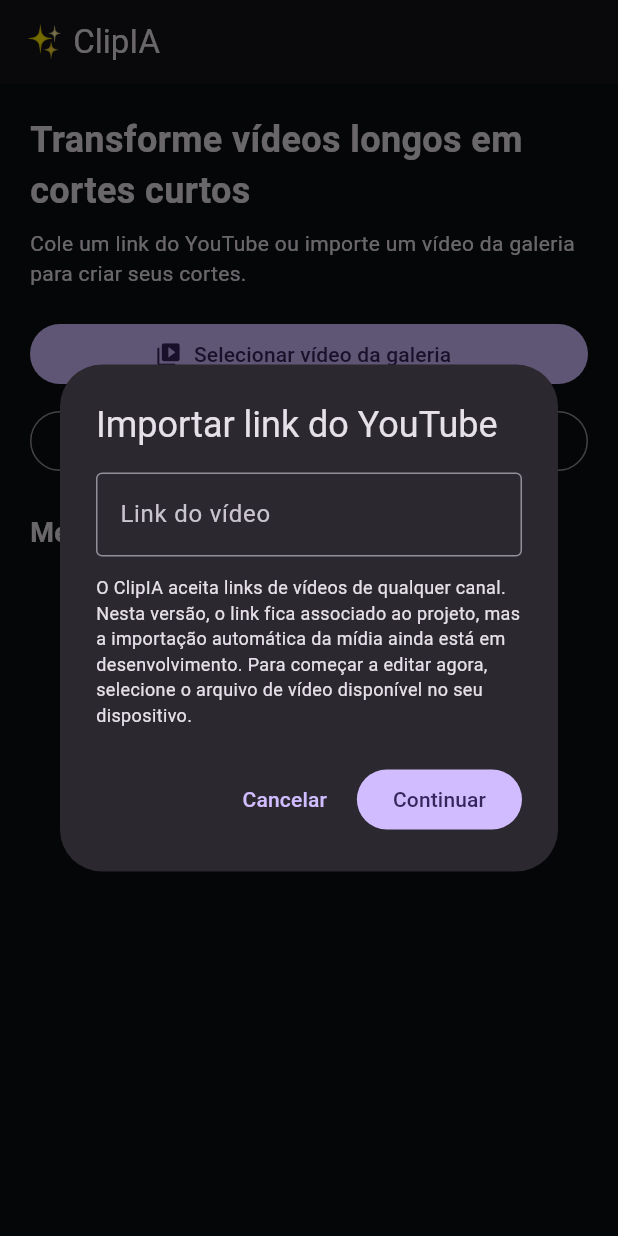
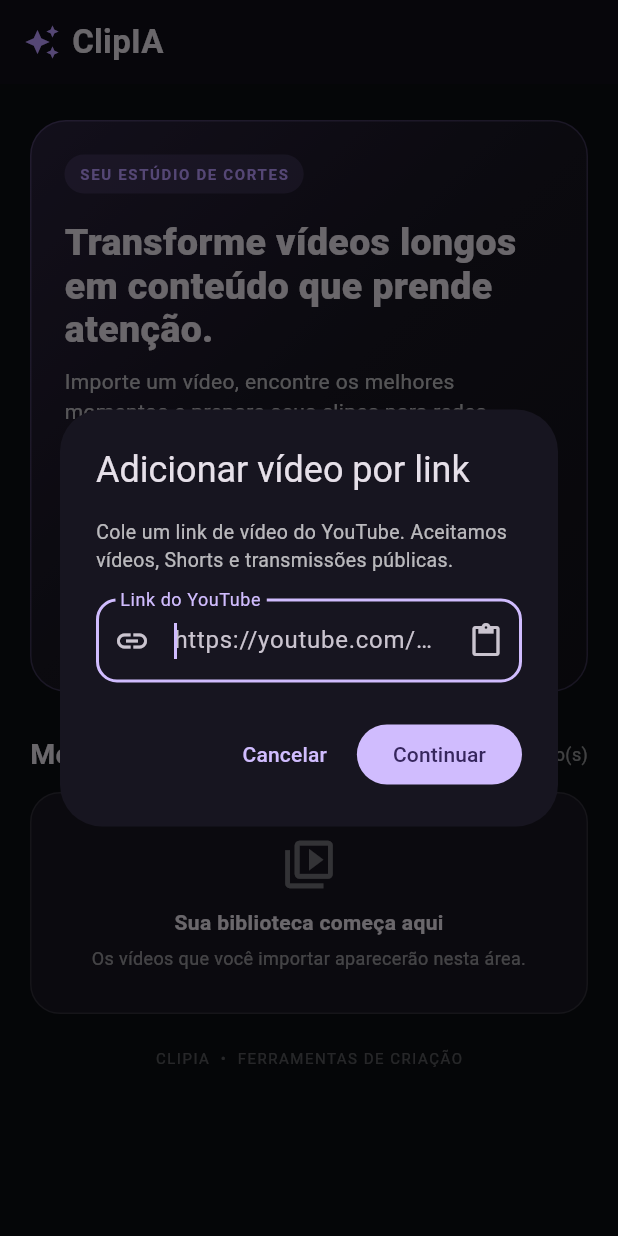
Before and after one commit to marcus250488-png/ClipIA, a Flutter app: the screen it shows after launch, after a tap on "Colar link do YouTube", on a phone screen of 412 x 824 dp. Run offline on Flutter 3.47's test engine with Material 3 defaults, Android fonts, the phone set to English and light mode, and no system bars; our stand-ins replace file_picker, video_player; missing offline and left inert: ffmpeg_kit_flutter_new_full.

Commit message:
Redesign ClipIA home screen

```diff
--- a/lib/screens/home_screen.dart
+++ b/lib/screens/home_screen.dart
@@ -2,11 +2,14 @@ import 'dart:io';
 import 'package:file_picker/file_picker.dart';
 import 'package:flutter/material.dart';
 import 'package:flutter/services.dart';
-import '../utils/youtube_url_validator.dart';
 import 'package:uuid/uuid.dart';
 import '../models/video_project.dart';
 import '../services/project_store.dart';
+import '../utils/youtube_url_validator.dart';
 import 'project_screen.dart';
+
+const _accent = Color(0xFFB99AFF);
+const _panel = Color(0xFF171520);
 
 class HomeScreen extends StatefulWidget {
   const HomeScreen({super.key});
@@ -16,44 +19,77 @@ class HomeScreen extends StatefulWidget {
 
 class _HomeScreenState extends State<HomeScreen> {
   final _store = ProjectStore();
-  final _linkController = TextEditingController();
   bool _busy = false;
 
   Future<void> _showLinkImport() async {
-    _linkController.clear();
+    final controller = TextEditingController();
+    String? error;
     final link = await showDialog<String>(
       context: context,
-      builder: (dialogContext) => AlertDialog(
-        title: const Text('Importar link do YouTube'),
+      builder: (dialogContext) => StatefulBuilder(
+        builder: (context, setDialogState) => AlertDialog(
+          backgroundColor: _panel,
+          title: const Text('Adicionar vídeo por link'),
           content: Column(mainAxisSize: MainAxisSize.min, children: [
+            const Text('Cole um link de vídeo do YouTube. Aceitamos vídeos, Shorts e transmissões públicas.',
+              style: TextStyle(color: Colors.white70, fontSize: 13)),
+            const SizedBox(height: 16),
             TextField(
-            controller: _linkController,
-            keyboardType: TextInputType.url,
-            decoration: const InputDecoration(
-              hintText: 'https://www.youtube.com/watch?v=...',
-              labelText: 'Link do vídeo',
-              border: OutlineInputBorder(),
+              controller: controller, autofocus: true, keyboardType: TextInputType.url, autocorrect: false,
+              decoration: InputDecoration(
+                hintText: 'https://youtube.com/watch?v=...', labelText: 'Link do YouTube', errorText: error,
+                prefixIcon: const Icon(Icons.link),
+                suffixIcon: IconButton(
+                  tooltip: 'Colar da área de transferência', icon: const Icon(Icons.content_paste),
+                  onPressed: () async {
+                    final data = await Clipboard.getData(Clipboard.kTextPlain);
+                    if (data?.text != null) {
+                      controller.text = data!.text!.trim();
+                      setDialogState(() => error = null);
+                    }
+                  },
                 ),
+                border: OutlineInputBorder(borderRadius: BorderRadius.circular(14)),
               ),
-          const SizedBox(height: 12),
-          const Text(
-            'O ClipIA aceita links de vídeos de qualquer canal. Nesta versão, o link fica associado ao projeto, mas a importação automática da mídia ainda está em desenvolvimento. Para começar a editar agora, selecione o arquivo de vídeo disponível no seu dispositivo.',
-            style: TextStyle(fontSize: 12),
+              onChanged: (_) => setDialogState(() => error = null),
             ),
           ]),
           actions: [
             TextButton(onPressed: () => Navigator.pop(dialogContext), child: const Text('Cancelar')),
-          FilledButton(onPressed: () => Navigator.pop(dialogContext, _linkController.text.trim()), child: const Text('Continuar')),
+            FilledButton(
+              onPressed: () {
+                final normalized = YouTubeUrlValidator.normalize(controller.text);
+                if (normalized == null) {
+                  setDialogState(() => error = 'Link não reconhecido. Confira se é um link de vídeo do YouTube.');
+                  return;
+                }
+                Navigator.pop(dialogContext, normalized);
+              },
+              child: const Text('Continuar'),
+            ),
+          ],
+        ),
+      ),
+    );
+    controller.dispose();
+    if (!mounted || link == null) return;
+    await _showImportNotice(link);
+  }
+
+  Future<void> _showImportNotice(String link) async {
+    final continueImport = await showDialog<bool>(
+      context: context,
+      builder: (context) => AlertDialog(
+        backgroundColor: _panel,
+        title: const Text('Link reconhecido'),
+        content: const Text('O endereço foi validado. Nesta versão, a importação automática do vídeo pela URL ainda não está conectada. Você pode selecionar o arquivo de vídeo correspondente no aparelho para continuar editando.'),
+        actions: [
+          TextButton(onPressed: () => Navigator.pop(context, false), child: const Text('Agora não')),
+          FilledButton(onPressed: () => Navigator.pop(context, true), child: const Text('Selecionar arquivo')),
         ],
       ),
     );
-    if (!mounted || link == null || link.isEmpty) return;
-    final normalizedLink = YouTubeUrlValidator.normalize(link);
-    if (normalizedLink == null) {
-      ScaffoldMessenger.of(context).showSnackBar(const SnackBar(content: Text('Informe um link válido do YouTube.')));
-      return;
-    }
-    await _pick(sourceUrl: normalizedLink);
+    if (continueImport == true) await _pick(sourceUrl: link);
   }
 
   Future<void> _pick({String? sourceUrl}) async {
@@ -63,11 +99,8 @@ class _HomeScreenState extends State<HomeScreen> {
       final path = result?.files.single.path;
       if (path == null || !await File(path).exists()) return;
       final project = VideoProject(
-        id: const Uuid().v4(),
-        title: result!.files.single.name,
-        sourcePath: path,
-        createdAt: DateTime.now(),
-        sourceUrl: sourceUrl,
+        id: const Uuid().v4(), title: result!.files.single.name, sourcePath: path,
+        createdAt: DateTime.now(), sourceUrl: sourceUrl,
         sourceType: sourceUrl == null ? 'file' : 'youtube',
       );
       _store.add(project);
@@ -75,47 +108,90 @@ class _HomeScreenState extends State<HomeScreen> {
       await Navigator.push(context, MaterialPageRoute(builder: (_) => ProjectScreen(project: project)));
       if (mounted) setState(() {});
     } catch (e) {
-      if (mounted) ScaffoldMessenger.of(context).showSnackBar(SnackBar(content: Text('Erro: $e')));
+      if (mounted) ScaffoldMessenger.of(context).showSnackBar(SnackBar(content: Text('Não foi possível importar: $e')));
     } finally {
       if (mounted) setState(() => _busy = false);
     }
   }
 
   @override
-  void dispose() {
-    _linkController.dispose();
-    super.dispose();
-  }
-
-  @override
   Widget build(BuildContext context) => Scaffold(
-    appBar: AppBar(title: const Text('✨ ClipIA')),
-    body: ListView(padding: const EdgeInsets.all(20), children: [
-      const Text('Transforme vídeos longos em cortes curtos', style: TextStyle(fontSize: 24, fontWeight: FontWeight.bold)),
-      const SizedBox(height: 8),
-      const Text('Cole um link do YouTube ou importe um vídeo da galeria para criar seus cortes.'),
-      const SizedBox(height: 20),
-      FilledButton.icon(
+    appBar: AppBar(
+      title: const Row(children: [
+        Icon(Icons.auto_awesome, color: _accent), SizedBox(width: 8),
+        Text('ClipIA', style: TextStyle(fontWeight: FontWeight.w700, letterSpacing: .2)),
+      ]),
+      backgroundColor: const Color(0xFF100E17),
+    ),
+    body: SafeArea(
+      child: ListView(padding: const EdgeInsets.fromLTRB(20, 24, 20, 32), children: [
+        Container(
+          padding: const EdgeInsets.all(22),
+          decoration: BoxDecoration(
+            gradient: const LinearGradient(begin: Alignment.topLeft, end: Alignment.bottomRight,
+              colors: [Color(0xFF29213B), Color(0xFF171520), Color(0xFF111018)]),
+            borderRadius: BorderRadius.circular(24), border: Border.all(color: _accent.withValues(alpha: .22)),
+          ),
+          child: Column(crossAxisAlignment: CrossAxisAlignment.start, children: [
+            Container(
+              padding: const EdgeInsets.symmetric(horizontal: 10, vertical: 6),
+              decoration: BoxDecoration(color: _accent.withValues(alpha: .14), borderRadius: BorderRadius.circular(30)),
+              child: const Text('SEU ESTÚDIO DE CORTES', style: TextStyle(color: _accent, fontSize: 10, fontWeight: FontWeight.bold, letterSpacing: 1.1)),
+            ),
+            const SizedBox(height: 18),
+            const Text('Transforme vídeos longos em conteúdo que prende atenção.',
+              style: TextStyle(fontSize: 25, height: 1.16, fontWeight: FontWeight.w800)),
+            const SizedBox(height: 10),
+            const Text('Importe um vídeo, encontre os melhores momentos e prepare seus clipes para redes sociais.',
+              style: TextStyle(color: Colors.white70, height: 1.45)),
+            const SizedBox(height: 22),
+            SizedBox(width: double.infinity, child: FilledButton.icon(
+              style: FilledButton.styleFrom(backgroundColor: _accent, foregroundColor: const Color(0xFF211631),
+                padding: const EdgeInsets.symmetric(vertical: 16), shape: RoundedRectangleBorder(borderRadius: BorderRadius.circular(15))),
               onPressed: _busy ? null : _pick,
-        icon: const Icon(Icons.video_library),
-        label: Text(_busy ? 'Importando...' : 'Selecionar vídeo da galeria'),
+              icon: _busy ? const SizedBox(width: 18, height: 18, child: CircularProgressIndicator(strokeWidth: 2)) : const Icon(Icons.video_library_outlined),
+              label: Text(_busy ? 'Aguarde...' : 'Selecionar vídeo do aparelho', style: const TextStyle(fontWeight: FontWeight.bold)),
+            )),
+            const SizedBox(height: 10),
+            SizedBox(width: double.infinity, child: OutlinedButton.icon(
+              style: OutlinedButton.styleFrom(foregroundColor: _accent, side: BorderSide(color: _accent.withValues(alpha: .65)),
+                padding: const EdgeInsets.symmetric(vertical: 15), shape: RoundedRectangleBorder(borderRadius: BorderRadius.circular(15))),
+              onPressed: _busy ? null : _showLinkImport, icon: const Icon(Icons.link),
+              label: const Text('Colar link do YouTube'),
+            )),
+          ]),
         ),
-      const SizedBox(height: 10),
-      OutlinedButton.icon(
-        onPressed: _busy ? null : _showLinkImport,
-        icon: const Icon(Icons.link),
-        label: const Text('Colar link do YouTube'),
-      ),
-      const SizedBox(height: 24),
-      const Text('Meus projetos', style: TextStyle(fontSize: 18, fontWeight: FontWeight.bold)),
+        const SizedBox(height: 28),
+        Row(children: [
+          const Expanded(child: Text('Meus projetos', style: TextStyle(fontSize: 19, fontWeight: FontWeight.bold))),
+          Text('${_store.projects.length} projeto(s)', style: const TextStyle(color: Colors.white54, fontSize: 12)),
+        ]),
+        const SizedBox(height: 12),
+        if (_store.projects.isEmpty)
+          Container(
+            padding: const EdgeInsets.symmetric(vertical: 28, horizontal: 20),
+            decoration: BoxDecoration(color: _panel, borderRadius: BorderRadius.circular(20), border: Border.all(color: Colors.white10)),
+            child: const Column(children: [
+              Icon(Icons.video_collection_outlined, size: 38, color: Colors.white38), SizedBox(height: 10),
+              Text('Sua biblioteca começa aqui', style: TextStyle(fontWeight: FontWeight.w700)), SizedBox(height: 5),
+              Text('Os vídeos que você importar aparecerão nesta área.', textAlign: TextAlign.center,
+                style: TextStyle(color: Colors.white54, fontSize: 12)),
+            ]),
+          )
+        else
           ..._store.projects.map((p) => Card(
+            color: _panel,
             child: ListTile(
-          title: Text(p.title),
-          subtitle: Text(p.sourceUrl == null ? 'Vídeo importado' : 'Origem: YouTube'),
+              leading: const CircleAvatar(backgroundColor: Color(0xFF302642), child: Icon(Icons.movie_outlined, color: _accent)),
+              title: Text(p.title, maxLines: 1, overflow: TextOverflow.ellipsis),
+              subtitle: Text(p.sourceUrl == null ? 'Vídeo do aparelho' : 'Link do YouTube associado'),
+              trailing: const Icon(Icons.chevron_right),
               onTap: () => Navigator.push(context, MaterialPageRoute(builder: (_) => ProjectScreen(project: p))),
             ),
           )),
-      if (_store.projects.isEmpty) const Padding(padding: EdgeInsets.all(24), child: Text('Seus projetos aparecerão aqui.')),
+        const SizedBox(height: 22),
+        const Center(child: Text('CLIPIA  •  FERRAMENTAS DE CRIAÇÃO', style: TextStyle(color: Colors.white30, fontSize: 10, letterSpacing: 1))),
       ]),
+    ),
   );
 }
```
Lines whose indentation alone changed are shown as unchanged.
